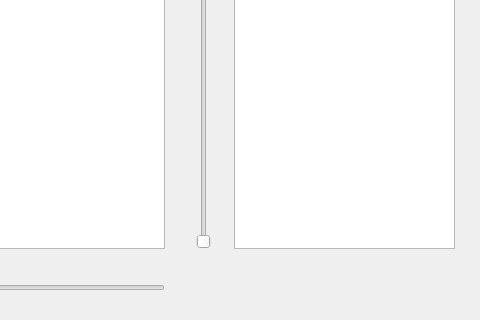
First picture: the form in gui/frontend.ui, repository sticken88/music-player, before the edit; both pictures show x 376 to 856 and y 102 to 422 of the 856 by 422 pixel window.
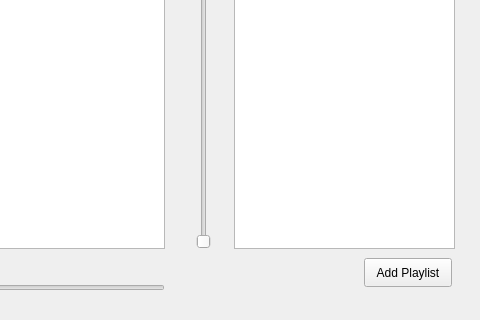
Second picture: the form after the edit.

Commit message: Added simple button used to trigger the creation of a new empty playlist

```diff
--- a/gui/frontend.ui
+++ b/gui/frontend.ui
@@ -98,6 +98,19 @@
     </rect>
    </property>
   </widget>
+  <widget class="QPushButton" name="addPlaylistButton">
+   <property name="geometry">
+    <rect>
+     <x>740</x>
+     <y>360</y>
+     <width>88</width>
+     <height>29</height>
+    </rect>
+   </property>
+   <property name="text">
+    <string>Add Playlist</string>
+   </property>
+  </widget>
  </widget>
  <resources/>
  <connections/>
```
